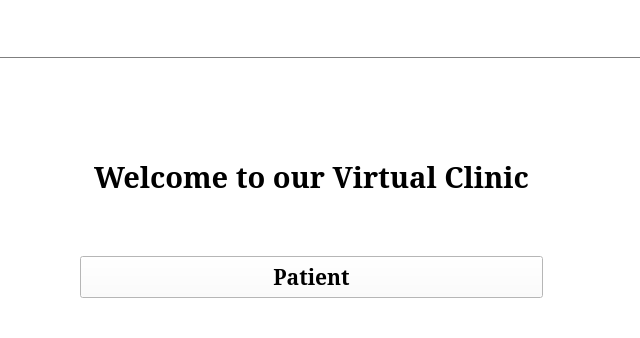
The window that pynetwork/Qt Design/UI/First.ui (mennahamdy33/chatcord) describes before a commit, drawn with Qt 5; both pictures show x 115 to 755 and y 0 to 338 of the 871 by 573 pixel window.
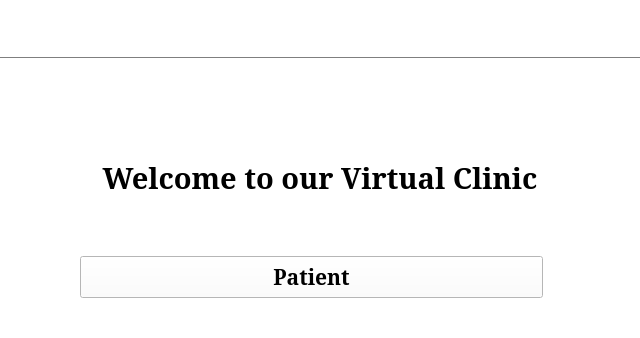
The same window after the commit.

```diff
--- a/pynetwork/Qt Design/UI/First.ui
+++ b/pynetwork/Qt Design/UI/First.ui
@@ -457,20 +457,20 @@
        <rect>
         <x>150</x>
         <y>100</y>
-        <width>463</width>
-        <height>42</height>
+        <width>480</width>
+        <height>45</height>
        </rect>
       </property>
       <property name="minimumSize">
        <size>
-        <width>463</width>
-        <height>42</height>
+        <width>480</width>
+        <height>45</height>
        </size>
       </property>
       <property name="maximumSize">
        <size>
-        <width>463</width>
-        <height>42</height>
+        <width>480</width>
+        <height>45</height>
        </size>
       </property>
       <property name="font">
```
